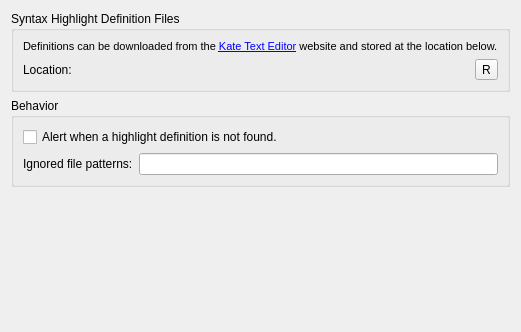
First picture: the form in src/plugins/texteditor/generichighlighter/highlightersettingspage.ui, repository qt-creator/qt-creator, before the edit.
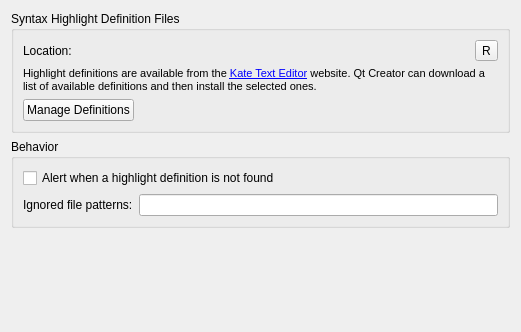
Second picture: the form after the edit. Icons and pictures are not drawn. Custom widgets are drawn as their Qt base class.

Commit message: Generic highlighter: Interface for automatic download of available definitions. Refactorings and changes in related parts of the code.

```diff
--- a/src/plugins/texteditor/generichighlighter/highlightersettingspage.ui
+++ b/src/plugins/texteditor/generichighlighter/highlightersettingspage.ui
@@ -21,33 +21,20 @@
      </property>
      <layout class="QVBoxLayout" name="verticalLayout">
       <item>
-       <widget class="QLabel" name="downloadNoteLabel">
-        <property name="text">
-         <string>&lt;!DOCTYPE HTML PUBLIC &quot;-//W3C//DTD HTML 4.0//EN&quot; &quot;http://www.w3.org/TR/REC-html40/strict.dtd&quot;&gt;
-&lt;html&gt;&lt;head&gt;&lt;meta name=&quot;qrichtext&quot; content=&quot;1&quot; /&gt;&lt;style type=&quot;text/css&quot;&gt;
-p, li { white-space: pre-wrap; }
-&lt;/style&gt;&lt;/head&gt;&lt;body style=&quot; font-family:'MS Shell Dlg 2'; font-size:8.25pt; font-weight:400; font-style:normal;&quot;&gt;
-&lt;p style=&quot; margin-top:0px; margin-bottom:0px; margin-left:0px; margin-right:0px; -qt-block-indent:0; text-indent:0px;&quot;&gt;&lt;span style=&quot; font-size:8pt;&quot;&gt;Definitions can be downloaded from the &lt;/span&gt;&lt;a href=&quot;http://kate-editor.org/downloads/syntax_highlighting&quot;&gt;&lt;span style=&quot; font-size:8pt; text-decoration: underline; color:#0000ff;&quot;&gt;Kate Text Editor&lt;/span&gt;&lt;/a&gt;&lt;span style=&quot; font-size:8pt;&quot;&gt; website and stored at the location below.&lt;/span&gt;&lt;/p&gt;&lt;/body&gt;&lt;/html&gt;</string>
-        </property>
-        <property name="textFormat">
-         <enum>Qt::RichText</enum>
-        </property>
-        <property name="textInteractionFlags">
-         <set>Qt::TextBrowserInteraction</set>
-        </property>
-       </widget>
-      </item>
-      <item>
-       <layout class="QHBoxLayout" name="horizontalLayout">
+       <layout class="QHBoxLayout" name="horizontalLayout_3">
         <item>
-         <widget class="QLabel" name="locationLabel">
-          <property name="text">
-           <string>Location:</string>
-          </property>
-         </widget>
-        </item>
-        <item>
-         <widget class="Utils::PathChooser" name="definitionFilesPath" native="true"/>
+         <layout class="QHBoxLayout" name="horizontalLayout">
+          <item>
+           <widget class="QLabel" name="locationLabel">
+            <property name="text">
+             <string>Location:</string>
+            </property>
+           </widget>
+          </item>
+          <item>
+           <widget class="Utils::PathChooser" name="definitionFilesPath" native="true"/>
+          </item>
+         </layout>
         </item>
         <item>
          <widget class="QToolButton" name="resetButton">
@@ -65,6 +52,59 @@
         </item>
        </layout>
       </item>
+      <item>
+       <widget class="QLabel" name="definitionsInfolabel">
+        <property name="sizePolicy">
+         <sizepolicy hsizetype="Expanding" vsizetype="Preferred">
+          <horstretch>0</horstretch>
+          <verstretch>0</verstretch>
+         </sizepolicy>
+        </property>
+        <property name="text">
+         <string>&lt;!DOCTYPE HTML PUBLIC &quot;-//W3C//DTD HTML 4.0//EN&quot; &quot;http://www.w3.org/TR/REC-html40/strict.dtd&quot;&gt;
+&lt;html&gt;&lt;head&gt;&lt;meta name=&quot;qrichtext&quot; content=&quot;1&quot; /&gt;&lt;style type=&quot;text/css&quot;&gt;
+p, li { white-space: pre-wrap; }
+&lt;/style&gt;&lt;/head&gt;&lt;body style=&quot; font-family:'MS Shell Dlg 2'; font-size:8.25pt; font-weight:400; font-style:normal;&quot;&gt;
+&lt;p style=&quot; margin-top:0px; margin-bottom:0px; margin-left:0px; margin-right:0px; -qt-block-indent:0; text-indent:0px;&quot;&gt;&lt;span style=&quot; font-size:8pt;&quot;&gt;Highlight definitions are available from the &lt;/span&gt;&lt;a href=&quot;http://kate-editor.org/downloads/syntax_highlighting?kateversion=3.2&quot;&gt;&lt;span style=&quot; font-size:8pt; text-decoration: underline; color:#0000ff;&quot;&gt;Kate Text Editor&lt;/span&gt;&lt;/a&gt;&lt;span style=&quot; font-size:8pt;&quot;&gt; website. Qt Creator can download a list of available definitions and then install the selected ones.&lt;/span&gt;&lt;/p&gt;&lt;/body&gt;&lt;/html&gt;</string>
+        </property>
+        <property name="textFormat">
+         <enum>Qt::RichText</enum>
+        </property>
+        <property name="alignment">
+         <set>Qt::AlignLeading|Qt::AlignLeft|Qt::AlignVCenter</set>
+        </property>
+        <property name="wordWrap">
+         <bool>true</bool>
+        </property>
+        <property name="openExternalLinks">
+         <bool>true</bool>
+        </property>
+       </widget>
+      </item>
+      <item>
+       <layout class="QHBoxLayout" name="horizontalLayout_4">
+        <item>
+         <widget class="QPushButton" name="manageDefinitionsButton">
+          <property name="text">
+           <string>Manage Definitions</string>
+          </property>
+         </widget>
+        </item>
+        <item>
+         <spacer name="horizontalSpacer">
+          <property name="orientation">
+           <enum>Qt::Horizontal</enum>
+          </property>
+          <property name="sizeHint" stdset="0">
+           <size>
+            <width>328</width>
+            <height>20</height>
+           </size>
+          </property>
+         </spacer>
+        </item>
+       </layout>
+      </item>
      </layout>
     </widget>
    </item>
@@ -77,7 +117,7 @@
       <item>
        <widget class="QCheckBox" name="alertWhenNoDefinition">
         <property name="text">
-         <string>Alert when a highlight definition is not found.</string>
+         <string>Alert when a highlight definition is not found</string>
         </property>
        </widget>
       </item>
```
Left out of the diff: 6 changed lines with no effect on the pictures. The commit also changes 14 other files.
